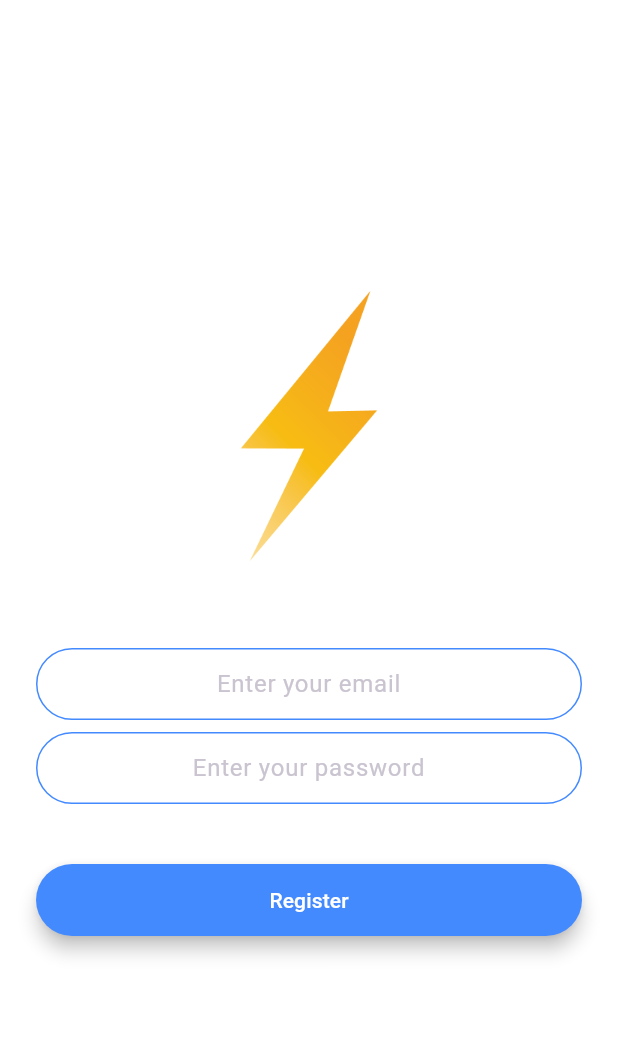
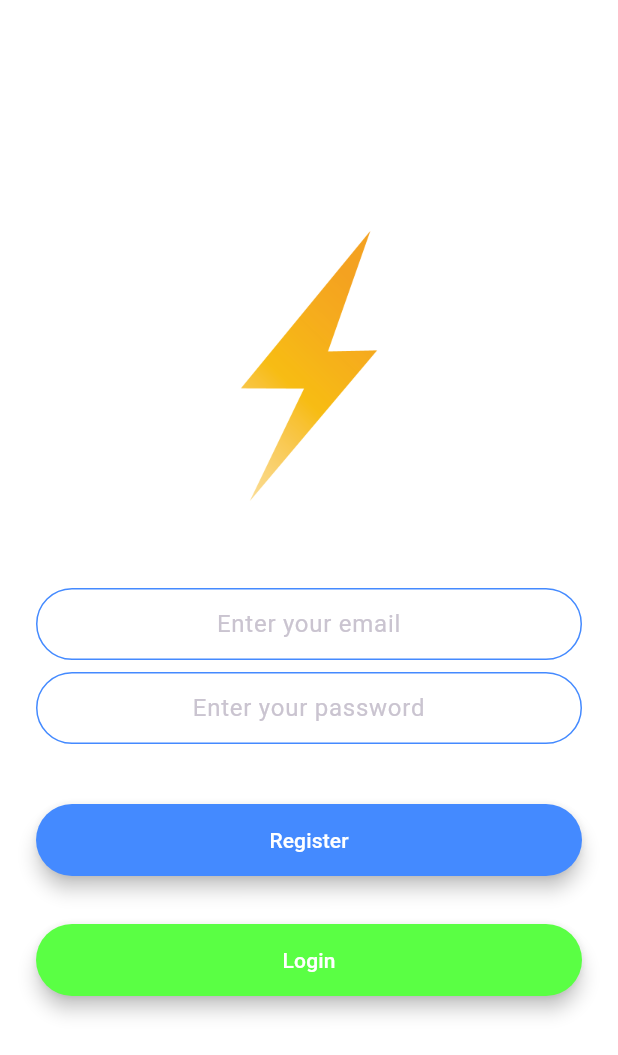
Before and after one commit to jodahe1/chatnest, a Flutter app: the RegistrationScreen screen opened by its route, on a phone screen of 412 x 824 dp. Shown: the top 1055 px of the screen. Run offline on Flutter 3.47's test engine with Material 3 defaults, Android fonts, the light colour scheme and no system bars; drawn by our look-alikes of modal_progress_hud_nsn; our stand-ins replace animated_text_kit, cloud_firestore, firebase_auth, firebase_core; accounts and stored records are empty.

Commit message:
Enable To Go Back To Login From register Screen If User Changes their mind

```diff
--- a/lib/screens/registration_screen.dart
+++ b/lib/screens/registration_screen.dart
@@ -15,6 +15,10 @@ class _RegistrationScreenState extends State<RegistrationScreen> {
   String password = '';
   bool isSpinof = false;
   final _auth = FirebaseAuth.instance;
+  void LoginNavigate() {
+    Navigator.pushNamed(context, 'LoginScreen');
+  }
+
   @override
   Widget build(BuildContext context) {
     return Scaffold(
@@ -122,6 +126,11 @@ class _RegistrationScreenState extends State<RegistrationScreen> {
                 },
                 texts: 'Register',
               ),
+              RoundedButton(
+                materialColor: const Color.fromARGB(255, 90, 255, 68),
+                onCliked: LoginNavigate,
+                texts: 'Login',
+              ),
             ],
           ),
         ),
```
